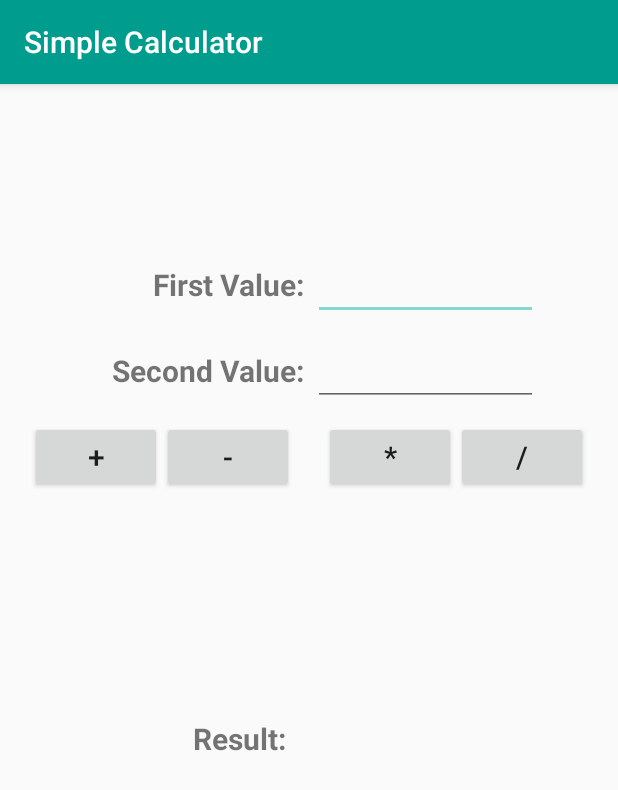
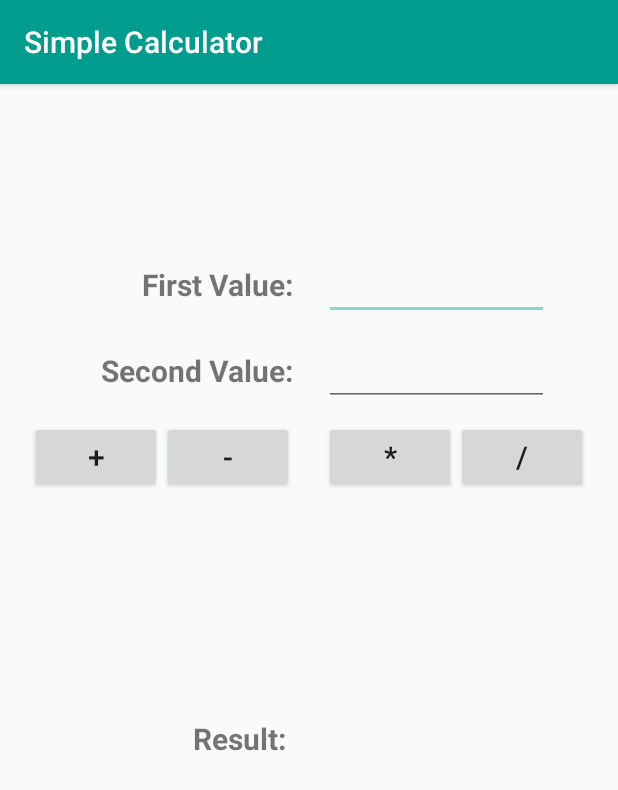
Before and after one commit to lucamps/MyAndroidCalculator, an Android app: the SimpleCalculatorActivity screen opened directly, with no data from a screen before it, on a phone screen of 412 x 824 dp. Shown: the top 790 px of the screen. Run offline under Robolectric (Android 15) with nearby library versions, the phone set to English and light mode, and no system bars.

```diff
--- a/app/src/main/java/android/lucamps/myandroidcalculator/CompleteCalculatorActivity.java
+++ b/app/src/main/java/android/lucamps/myandroidcalculator/CompleteCalculatorActivity.java
@@ -106,7 +106,7 @@ public class CompleteCalculatorActivity extends AppCompatActivity {
     protected void onCreate(Bundle savedInstanceState){
         super.onCreate(savedInstanceState);
         setContentView(R.layout.activity_complete_calculator);
-        setTitle("Complete Calculator");
+        this.setTitle(R.string.completeCalculator);
 
         final EditText display = findViewById(R.id.editTextDisplay);
 
--- a/app/src/main/java/android/lucamps/myandroidcalculator/SimpleCalculatorActivity.java
+++ b/app/src/main/java/android/lucamps/myandroidcalculator/SimpleCalculatorActivity.java
@@ -19,7 +19,7 @@ public class SimpleCalculatorActivity extends AppCompatActivity {
     protected void onCreate(Bundle savedInstanceState) {
         super.onCreate(savedInstanceState);
         setContentView(R.layout.activity_simple_calculator);
-        setTitle("Simple Calculator");
+        this.setTitle(R.string.simpleCalculator);
 
         final EditText valueA = findViewById(R.id.editTextFirstValue);
         final EditText valueB = findViewById(R.id.editTextSecondValue);
--- a/app/src/main/res/layout/activity_simple_calculator.xml
+++ b/app/src/main/res/layout/activity_simple_calculator.xml
@@ -9,7 +9,7 @@
         android:id="@+id/textViewFirstValue"
         android:layout_width="wrap_content"
         android:layout_height="wrap_content"
-        android:layout_marginStart="102dp"
+        android:layout_alignEnd="@id/buttonSub"
         android:layout_marginTop="120dp"
         android:text="@string/firstValue"
         android:textSize="20sp"
@@ -22,7 +22,7 @@
         android:layout_height="wrap_content"
         android:layout_toEndOf="@id/textViewFirstValue"
         android:layout_alignBaseline="@id/textViewFirstValue"
-        android:layout_marginStart="5dp"
+        android:layout_alignStart="@id/buttonMult"
         android:autofillHints="" />
 
     <TextView
@@ -43,7 +43,7 @@
         android:layout_height="wrap_content"
         android:layout_toEndOf="@id/textViewSecondValue"
         android:layout_alignBaseline="@id/textViewSecondValue"
-        android:layout_marginStart="5dp" />
+        android:layout_alignStart="@id/editTextFirstValue" />
 
     <Button
         android:id="@+id/buttonAdd"
--- a/app/src/main/res/mipmap-anydpi-v26/ic_launcher.xml
+++ b/app/src/main/res/mipmap-anydpi-v26/ic_launcher.xml
@@ -1,5 +1,5 @@
 <?xml version="1.0" encoding="utf-8"?>
 <adaptive-icon xmlns:android="http://schemas.android.com/apk/res/android">
-    <background android:drawable="@color/ic_launcher_background"/>
+    <background android:drawable="@drawable/ic_launcher_background"/>
     <foreground android:drawable="@drawable/ic_launcher_foreground"/>
 </adaptive-icon>
--- a/app/src/main/res/values/strings.xml
+++ b/app/src/main/res/values/strings.xml
@@ -1,5 +1,7 @@
 <resources>
     <string name="app_name">My Calculator</string>
+    <string name="simpleCalculator">Simple Calculator</string>
+    <string name="completeCalculator">Complete Calculator</string>
 
     <string name="firstValue">First Value:</string>
     <string name="secondValue">Second Value:</string>
```
Also changed, not shown: 2 other files.
